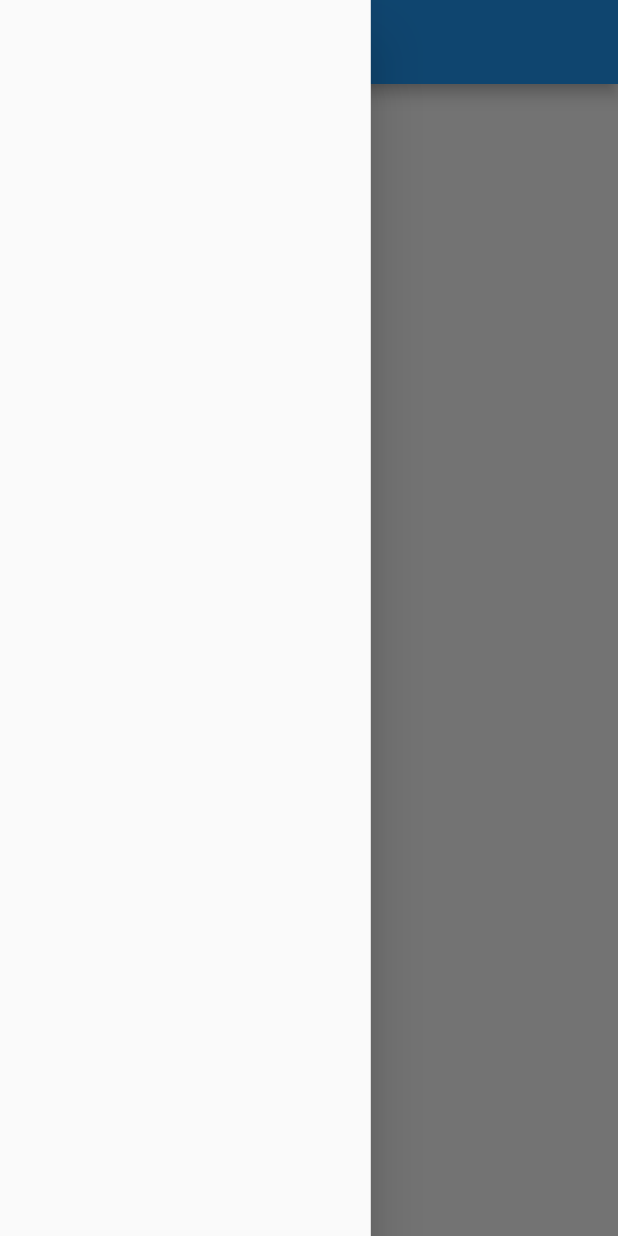
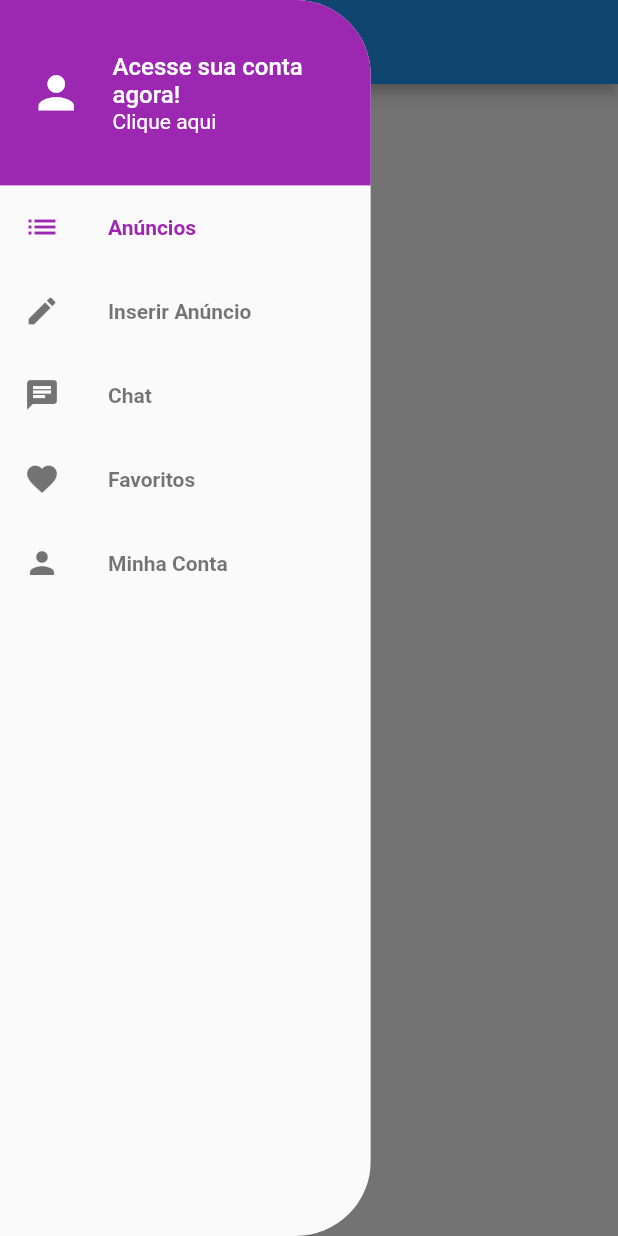
Before and after one commit to tonypereiramelo/xlo_mobx, a Flutter app: the screen it shows after launch, with the side drawer open, on a phone screen of 412 x 824 dp. Run offline on Flutter 3.47's test engine with Material 2 defaults, Android fonts, the phone set to English and light mode, and no system bars; our stand-ins replace parse_server_sdk_flutter.

Commit message:
LayoutDrawerFinalizado

```diff
--- a/lib/components/custom_drawer/custom_drawer.dart
+++ b/lib/components/custom_drawer/custom_drawer.dart
@@ -1,13 +1,27 @@
 import 'package:flutter/material.dart';
+import 'package:xlo_mobx/components/custom_drawer/custom_drawer_header.dart';
+import 'package:xlo_mobx/components/custom_drawer/page_section.dart';
 
 class CustomDrawer extends StatelessWidget {
   const CustomDrawer({Key? key}) : super(key: key);
 
   @override
   Widget build(BuildContext context) {
-    return SizedBox(
-      width: MediaQuery.of(context).size.width * 0.6,
-      child: Drawer(),
+    return ClipRRect(
+      borderRadius: BorderRadius.horizontal(
+        right: Radius.circular(50),
+      ),
+      child: SizedBox(
+        width: MediaQuery.of(context).size.width * 0.6,
+        child: Drawer(
+          child: ListView(
+            children: <Widget>[
+              CustomDrawerHeader(),
+              PageSection(),
+            ],
+          ),
+        ),
+      ),
     );
   }
 }
--- /dev/null
+++ b/lib/components/custom_drawer/custom_drawer_header.dart
@@ -0,0 +1,52 @@
+import 'dart:ui';
+
+import 'package:flutter/material.dart';
+
+class CustomDrawerHeader extends StatelessWidget {
+  const CustomDrawerHeader({Key? key}) : super(key: key);
+
+  @override
+  Widget build(BuildContext context) {
+    return Container(
+      color: Colors.purple,
+      padding: EdgeInsets.symmetric(horizontal: 20),
+      height: MediaQuery.of(context).size.height * 0.15,
+      child: Row(
+        children: [
+          Icon(
+            Icons.person,
+            color: Colors.white,
+            size: 35,
+          ),
+          const SizedBox(
+            width: 20,
+          ),
+          Expanded(
+            child: Column(
+              crossAxisAlignment: CrossAxisAlignment.start,
+              mainAxisAlignment: MainAxisAlignment.center,
+              children: [
+                Text(
+                  'Acesse sua conta agora!',
+                  style: TextStyle(
+                    color: Colors.white,
+                    fontWeight: FontWeight.w500,
+                    fontSize: 16,
+                  ),
+                ),
+                Text(
+                  'Clique aqui',
+                  style: TextStyle(
+                    color: Colors.white,
+                    fontWeight: FontWeight.w400,
+                    fontSize: 14,
+                  ),
+                ),
+              ],
+            ),
+          )
+        ],
+      ),
+    );
+  }
+}
--- /dev/null
+++ b/lib/components/custom_drawer/page_section.dart
@@ -0,0 +1,44 @@
+import 'package:flutter/material.dart';
+import 'package:xlo_mobx/components/custom_drawer/page_tile.dart';
+
+class PageSection extends StatelessWidget {
+  const PageSection({Key? key}) : super(key: key);
+
+  @override
+  Widget build(BuildContext context) {
+    return Column(
+      children: [
+        PageTile(
+          label: 'Anúncios',
+          iconData: Icons.list,
+          onTap: () {},
+          highLighted: true,
+        ),
+        PageTile(
+          label: 'Inserir Anúncio',
+          iconData: Icons.edit,
+          onTap: () {},
+          highLighted: false,
+        ),
+        PageTile(
+          label: 'Chat',
+          iconData: Icons.chat,
+          onTap: () {},
+          highLighted: false,
+        ),
+        PageTile(
+          label: 'Favoritos',
+          iconData: Icons.favorite,
+          onTap: () {},
+          highLighted: false,
+        ),
+        PageTile(
+          label: 'Minha Conta',
+          iconData: Icons.person,
+          onTap: () {},
+          highLighted: false,
+        ),
+      ],
+    );
+  }
+}
--- /dev/null
+++ b/lib/components/custom_drawer/page_tile.dart
@@ -0,0 +1,30 @@
+import 'package:flutter/material.dart';
+
+class PageTile extends StatelessWidget {
+  const PageTile(
+      {Key? key, this.label, this.iconData, this.onTap, this.highLighted})
+      : super(key: key);
+
+  final String? label;
+  final IconData? iconData;
+  final VoidCallback? onTap;
+  final bool? highLighted;
+
+  @override
+  Widget build(BuildContext context) {
+    return ListTile(
+      title: Text(
+        label.toString(),
+        style: TextStyle(
+          fontWeight: FontWeight.w700,
+          color: highLighted! ? Colors.purple : Colors.black54,
+        ),
+      ),
+      leading: Icon(
+        iconData,
+        color: highLighted! ? Colors.purple : Colors.black54,
+      ),
+      onTap: onTap,
+    );
+  }
+}
```
